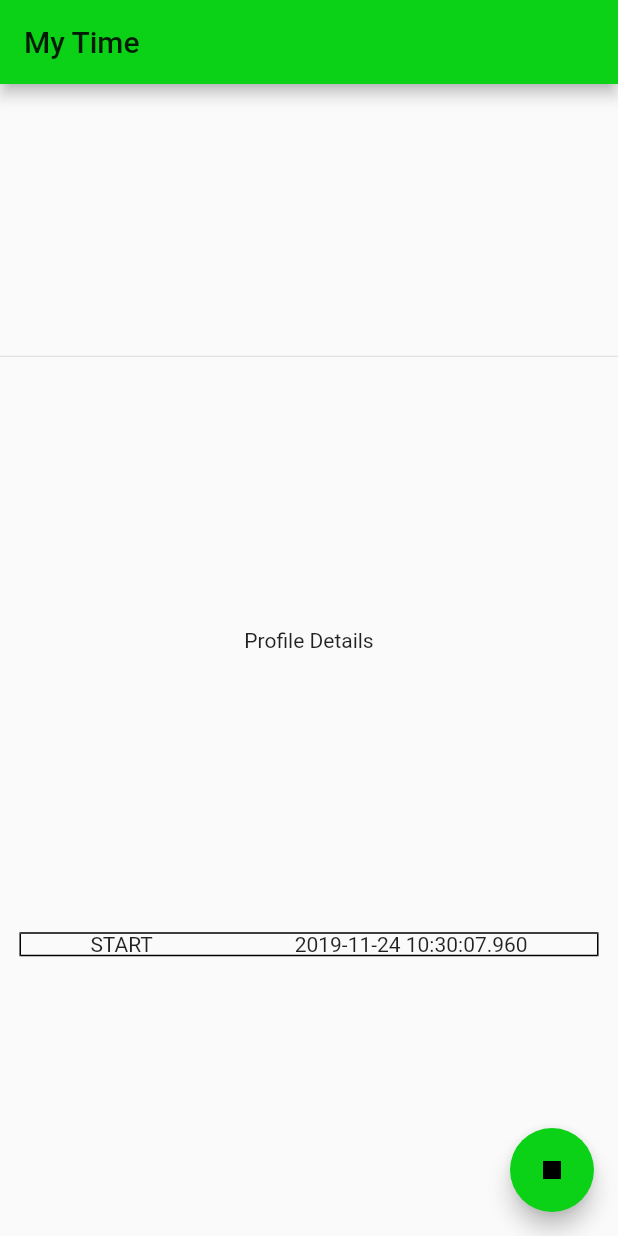
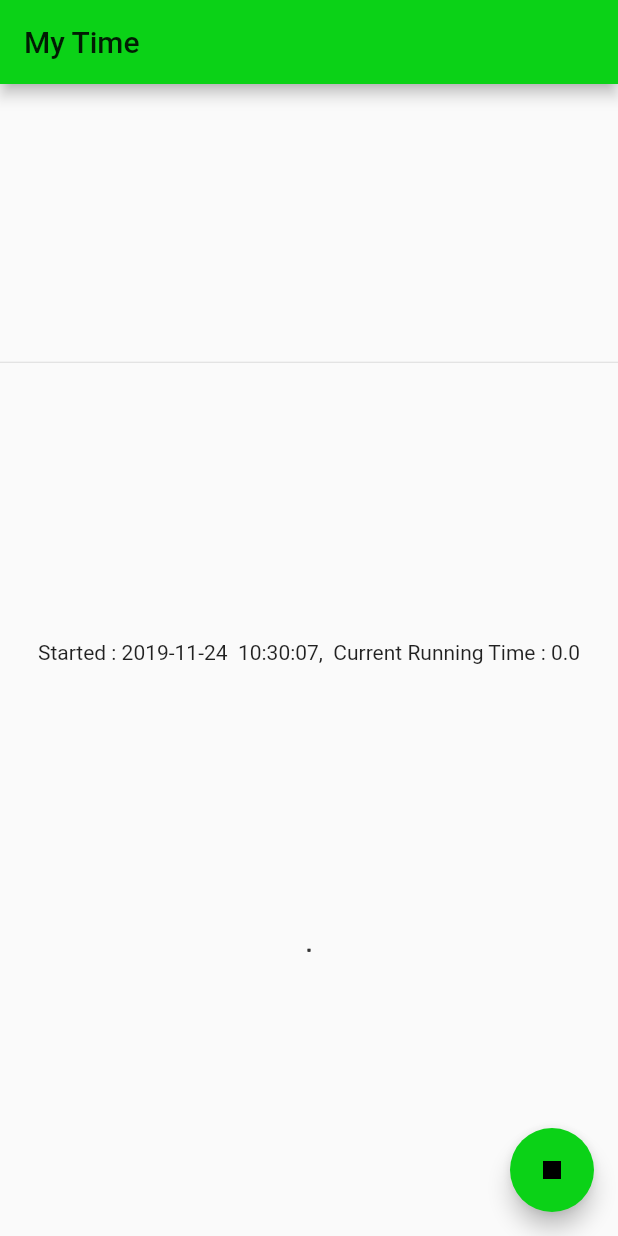
Before and after one commit to shafferj8/timecard, a Flutter app: the screen it shows after launch, after a tap on the "play arrow" icon, on a phone screen of 412 x 824 dp. Run offline on Flutter 3.47's test engine with Material 2 defaults, Android fonts, the phone set to English and light mode, and no system bars; our stand-ins replace shared_preferences; generated files the repository leaves out were written again.

Commit message:
Fixing Shared memory encoding and decoding into/from json Adding Table of previous time cards Adding current time printout

```diff
--- a/lib/common/SharedPref.dart
+++ b/lib/common/SharedPref.dart
@@ -5,12 +5,14 @@ import 'package:shared_preferences/shared_preferences.dart';
 class SharedPref {
   read(String key) async {
     final prefs = await SharedPreferences.getInstance();
-    return json.decode(prefs.getString(key));
+    String returnValue = (prefs.getString(key));
+    return returnValue;
   }
 
   save(String key, value) async {
     final prefs = await SharedPreferences.getInstance();
-    prefs.setString(key, json.encode(value));
+    String val = json.encode(value);
+    prefs.setString(key, val);
   }
 
   remove(String key) async {
--- a/lib/pages/home_page.dart
+++ b/lib/pages/home_page.dart
@@ -1,5 +1,8 @@
+import 'dart:convert';
+
 import 'package:flutter/material.dart';
 import 'package:flutter/widgets.dart';
+import 'package:intl/intl.dart';
 import 'package:shafferjeffreyTimesheet/common/SharedPref.dart';
 import 'package:shafferjeffreyTimesheet/common/worktime.dart';
 
@@ -10,7 +13,6 @@ class HomePage extends StatefulWidget {
 
 class _HomePageState extends State<HomePage> {
   TimeClock timeClock = TimeClock(false, DateTime.now(), null);
-  Duration totalTime = Duration.zero;
   SharedPref sharedPref = SharedPref();
 
   @override
@@ -21,10 +23,19 @@ class _HomePageState extends State<HomePage> {
 
   //Loading counter value on start
   _loadCounter() async {
+    try {
+      TimeClock _timeClock = TimeClock.fromJson(
+          json.decode(await sharedPref.read('timeSheet')) as Map<String,
+              dynamic>);
+
       setState(() {
-      timeClock = TimeClock.fromJson(
-          sharedPref.read('timeSheet') as Map<String, dynamic>);
+        timeClock = _timeClock;
       });
+    } catch (Exception) {
+      Scaffold.of(context).showSnackBar(SnackBar(
+          content: new Text("Nothing found!"),
+          duration: const Duration(milliseconds: 500)));
+    }
   }
 
   @override
@@ -65,7 +76,7 @@ class _HomePageState extends State<HomePage> {
         mainAxisAlignment: MainAxisAlignment.spaceEvenly,
         children: <Widget>[
           Divider(),
-          Text('Profile Details'),
+          Text(_getCurrentRunningText()),
           Container(
             // height: MediaQuery.of(context).size.height,
             child: Padding(
@@ -84,8 +95,33 @@ class _HomePageState extends State<HomePage> {
     return "1.2";
   }
 
+  String _getCurrentRunningText() {
+    String returnValue;
+    if (timeClock.isTracking) {
+      Duration totalTime = DateTime.now().difference(timeClock.startTime);
+
+      String formattedDate =
+      DateFormat('yyyy-MM-dd  kk:mm:ss').format(timeClock.startTime);
+
+      returnValue = "Started : " +
+          formattedDate +
+          ",  Current Running Time : " +
+          (totalTime.inHours +
+              (totalTime.inMinutes.remainder(Duration.minutesPerHour) /
+                  60.0))
+              .toString();
+    } else {
+      returnValue = "Not Currently Tracking Time";
+    }
+
+    return returnValue;
+  }
+
   List<TableRow> getTable() {
     List<TableRow> listOfTimeTable = new List<TableRow>();
+
+    for (int i = 0; i < timeClock.timeCard.length; i++) {
+      PunchCycle punchCycle = timeClock.timeCard[i];
 
       listOfTimeTable.add(new TableRow(children: [
         TableCell(
@@ -93,23 +129,45 @@ class _HomePageState extends State<HomePage> {
             mainAxisAlignment: MainAxisAlignment.spaceAround,
             children: <Widget>[
               new Text('START'),
-            new Text(timeClock.startTime.toString()),
+              new Text(DateFormat('yyyy-MM-dd  kk:mm:ss')
+                  .format(punchCycle.startTime)),
             ],
           ),
-      )
+        ),
       ]));
 
-    return listOfTimeTable;
+      listOfTimeTable.add(new TableRow(children: [
+        TableCell(
+          child: Row(
+            mainAxisAlignment: MainAxisAlignment.spaceAround,
+            children: <Widget>[
+              new Text('STOP'),
+              new Text(DateFormat('yyyy-MM-dd  kk:mm:ss')
+                  .format(punchCycle.stopTime)),
+            ],
+          ),
+        ),
+      ]));
+
+      Duration totalTime = punchCycle.stopTime.difference(punchCycle.startTime);
+
+      listOfTimeTable.add(new TableRow(children: [
+        TableCell(
+          child: Row(
+            mainAxisAlignment: MainAxisAlignment.spaceAround,
+            children: <Widget>[
+              new Text('DURATION'),
+              new Text((totalTime.inHours +
+                  (totalTime.inMinutes.remainder(Duration.minutesPerHour) /
+                      60.0))
+                  .toString()),
+            ],
+          ),
+        ),
+      ]));
     }
 
-  String getText() {
-    if (timeClock.isTracking) {
-      return ("Started At : \n" + timeClock.startTime.toString());
-    } else {
-      return (totalTime.inHours +
-              (totalTime.inMinutes.remainder(Duration.minutesPerHour) / 60.0))
-          .toString();
-    }
+    return listOfTimeTable;
   }
 
   Icon getIcon() {
```
Lines whose indentation alone changed are shown as unchanged.
